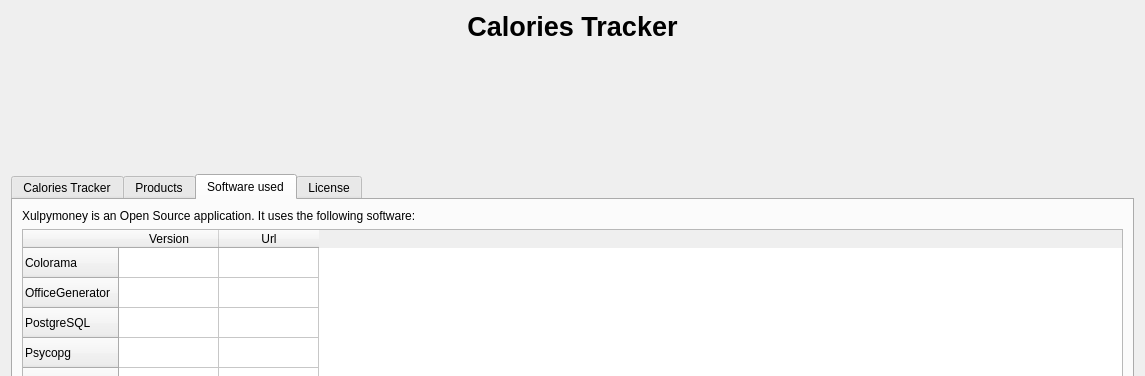
First picture: the form in caloriestracker/ui/frmAbout.ui, repository turulomio/caloriestracker, before the edit; both pictures show x 0 to 1145 and y 0 to 376 of the 1145 by 655 pixel window.
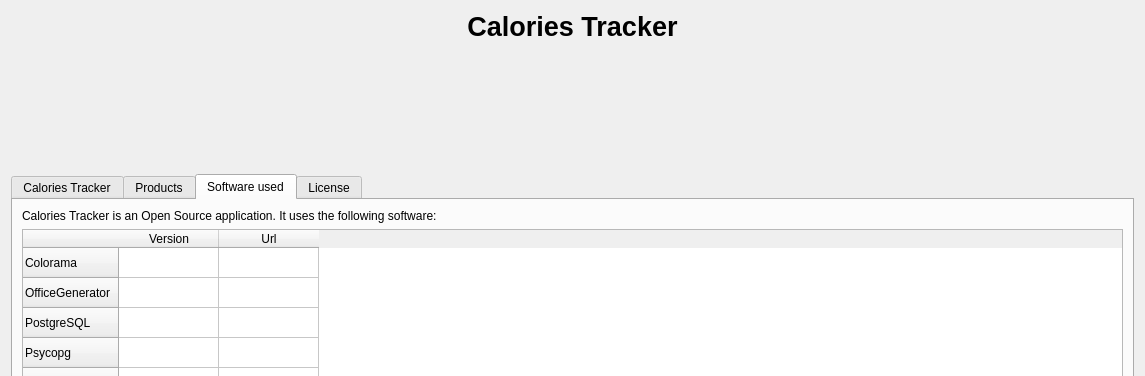
Second picture: the form after the edit. The open tabs and pages were chosen to show the change. Icons and pictures are not drawn. Custom widgets are drawn as their Qt base class.

Diff of the .ui file:
```diff
--- a/caloriestracker/ui/frmAbout.ui
+++ b/caloriestracker/ui/frmAbout.ui
@@ -174,7 +174,7 @@
          <item>
           <widget class="QLabel" name="label">
            <property name="text">
-            <string>Xulpymoney is an Open Source application. It uses the following software:</string>
+            <string>Calories Tracker is an Open Source application. It uses the following software:</string>
            </property>
           </widget>
          </item>
```
Left out of the diff: 4 changed lines with no effect on the pictures.
